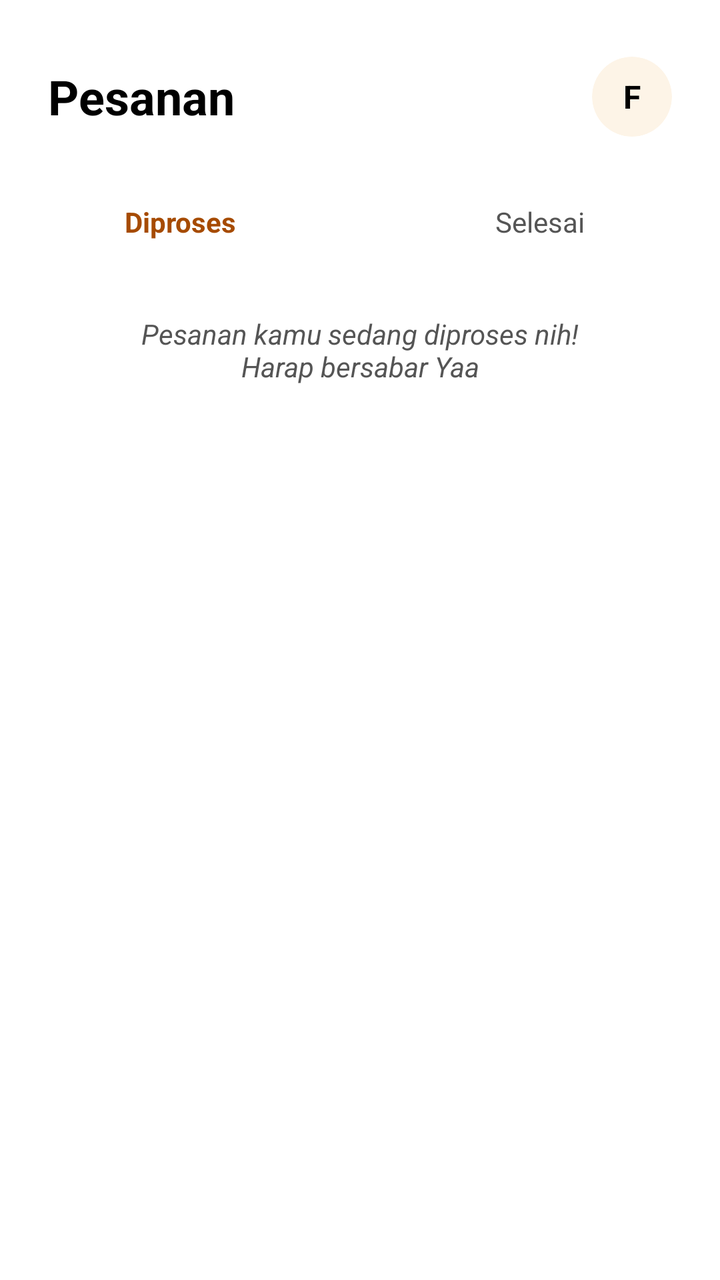
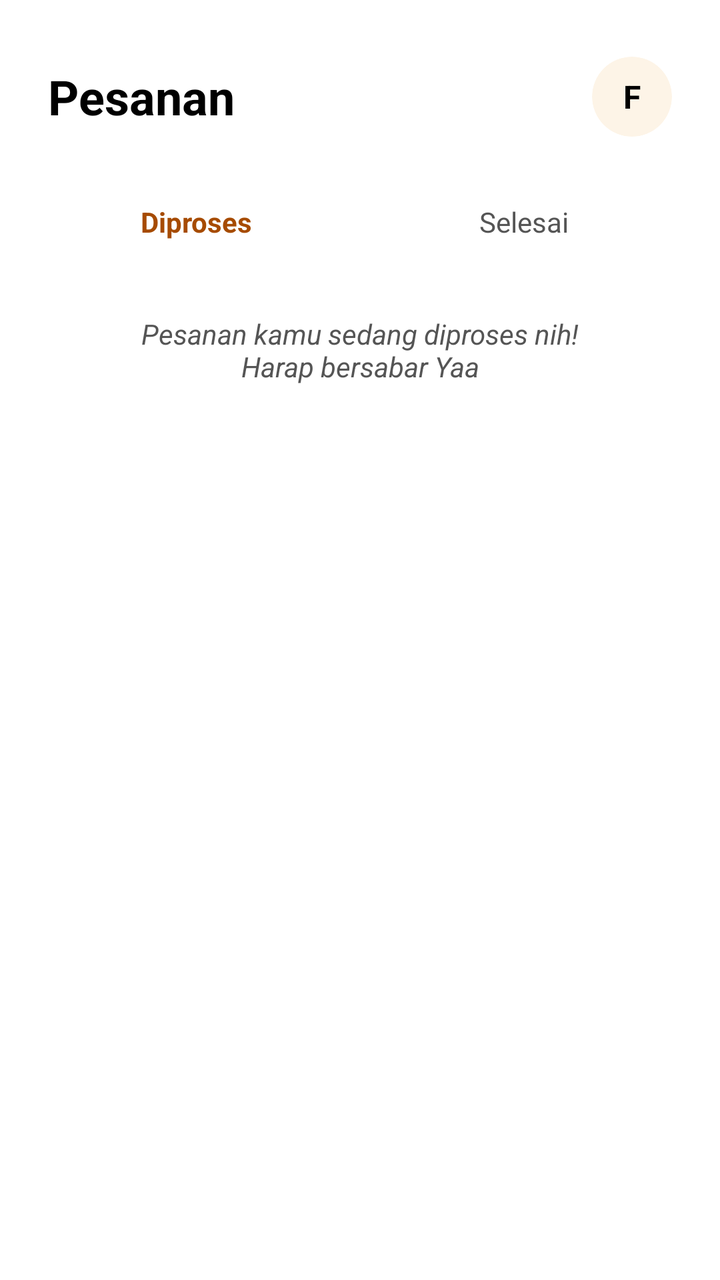

Before-and-after screenshots of an Android layout around one commit, followed by the original layout XML and the change that was made.
<!-- AndroidManifest.xml: application theme Theme.Warmindone -->
<!-- res/layout/activity_riwayatpesanan.xml -->
<?xml version="1.0" encoding="utf-8"?>
<androidx.constraintlayout.widget.ConstraintLayout xmlns:android="http://schemas.android.com/apk/res/android"
    xmlns:app="http://schemas.android.com/apk/res-auto"
    xmlns:tools="http://schemas.android.com/tools"
    android:layout_width="match_parent"
    android:layout_height="match_parent"
    android:background="#FFFFFF"
    tools:ignore="HardcodedText,ContentDescription">

    <TextView
        android:id="@+id/tvTitlePesanan"
        android:layout_width="wrap_content"
        android:layout_height="wrap_content"
        android:layout_marginStart="24dp"
        android:layout_marginTop="32dp"
        android:text="Pesanan"
        android:textColor="#000000"
        android:textSize="24sp"
        android:textStyle="bold"
        app:layout_constraintStart_toStartOf="parent"
        app:layout_constraintTop_toTopOf="parent" />

    <androidx.cardview.widget.CardView
        android:layout_width="40dp"
        android:layout_height="40dp"
        android:layout_marginEnd="24dp"
        app:cardCornerRadius="20dp"
        app:cardElevation="0dp"
        app:cardBackgroundColor="#FDF4E7"
        app:layout_constraintBottom_toBottomOf="@id/tvTitlePesanan"
        app:layout_constraintEnd_toEndOf="parent"
        app:layout_constraintTop_toTopOf="@id/tvTitlePesanan">
        <TextView
            android:layout_width="match_parent"
            android:layout_height="match_parent"
            android:gravity="center"
            android:text="F"
            android:textColor="#000000"
            android:textSize="16sp"
            android:textStyle="bold" />
    </androidx.cardview.widget.CardView>

    <androidx.cardview.widget.CardView
        android:id="@+id/layoutTogglePesanan"
        android:layout_width="match_parent"
        android:layout_height="45dp"
        android:layout_horizontalMargin="48dp"
        android:layout_marginTop="24dp"
        app:cardCornerRadius="12dp"
        app:cardElevation="0dp"
        app:cardBackgroundColor="#FFFFFF"
        android:background="@android:drawable/toast_frame"
        app:layout_constraintTop_toBottomOf="@id/tvTitlePesanan">

        <LinearLayout
            android:layout_width="match_parent"
            android:layout_height="match_parent"
            android:orientation="horizontal"
            android:weightSum="2">

            <TextView
                android:id="@+id/tabDiproses"
                android:layout_width="0dp"
                android:layout_height="match_parent"
                android:layout_weight="1"
                android:gravity="center"
                android:text="Diproses"
                android:textColor="#A64B00"
                android:textStyle="bold"
                android:textSize="14sp"
                android:background="?attr/selectableItemBackground" />

            <TextView
                android:id="@+id/tabSelesai"
                android:layout_width="0dp"
                android:layout_height="match_parent"
                android:layout_weight="1"
                android:gravity="center"
                android:text="Selesai"
                android:textColor="#555555"
                android:textSize="14sp"
                android:background="?attr/selectableItemBackground" />
        </LinearLayout>
    </androidx.cardview.widget.CardView>

    <TextView
        android:id="@+id/tvStatusDescription"
        android:layout_width="match_parent"
        android:layout_height="wrap_content"
        android:layout_marginTop="24dp"
        android:layout_horizontalMargin="32dp"
        android:text="Pesanan kamu sedang diproses nih!\nHarap bersabar Yaa"
        android:textAlignment="center"
        android:textColor="#555555"
        android:textSize="14sp"
        android:textStyle="italic"
        app:layout_constraintTop_toBottomOf="@id/layoutTogglePesanan" />

    <androidx.recyclerview.widget.RecyclerView
        android:id="@+id/rvPesanan"
        android:layout_width="match_parent"
        android:layout_height="0dp"
        android:layout_marginTop="16dp"
        android:paddingHorizontal="24dp"
        android:clipToPadding="false"
        app:layout_constraintBottom_toBottomOf="parent"
        app:layout_constraintTop_toBottomOf="@id/tvStatusDescription"
        tools:listitem="@layout/item_pesanan_diproses" />

    <LinearLayout
        android:id="@+id/layoutEmptyPesanan"
        android:layout_width="wrap_content"
        android:layout_height="wrap_content"
        android:gravity="center"
        android:orientation="vertical"
        android:visibility="gone"
        app:layout_constraintBottom_toBottomOf="parent"
        app:layout_constraintEnd_toEndOf="parent"
        app:layout_constraintStart_toStartOf="parent"
        app:layout_constraintTop_toBottomOf="@id/layoutTogglePesanan">

        <TextView
            android:layout_width="wrap_content"
            android:layout_height="wrap_content"
            android:text="Sepertinya kamu belum punya pesanan"
            android:textColor="#000000"
            android:textSize="15sp"
            android:textStyle="italic" />

        <androidx.appcompat.widget.AppCompatButton
            android:id="@+id/btnEmptyPesan"
            android:layout_width="120dp"
            android:layout_height="40dp"
            android:layout_marginTop="16dp"
            android:background="@android:drawable/toast_frame"
            android:backgroundTint="#FFFFFF"
            android:text="Pesan"
            android:textAllCaps="false"
            android:textColor="#A64B00"
            android:textStyle="bold" />
    </LinearLayout>

</androidx.constraintlayout.widget.ConstraintLayout>
<!-- resources referenced by this layout -->
<resources>
  <style name="Theme.Warmindone" parent="Base.Theme.Warmindone" />
  <style name="Base.Theme.Warmindone" parent="Theme.Material3.DayNight.NoActionBar">
          
          
      </style>
</resources>

<!-- the commit's change to res/layout/activity_riwayatpesanan.xml (unified diff, before → after) -->
@@ -44,7 +44,8 @@
         android:id="@+id/layoutTogglePesanan"
         android:layout_width="match_parent"
         android:layout_height="45dp"
-        android:layout_horizontalMargin="48dp"
+        android:layout_marginStart="16dp"
+        android:layout_marginEnd="16dp"
         android:layout_marginTop="24dp"
         app:cardCornerRadius="12dp"
         app:cardElevation="0dp"
@@ -88,7 +89,8 @@
         android:layout_width="match_parent"
         android:layout_height="wrap_content"
         android:layout_marginTop="24dp"
-        android:layout_horizontalMargin="32dp"
+        android:layout_marginStart="16dp"
+        android:layout_marginEnd="16dp"
         android:text="Pesanan kamu sedang diproses nih!\nHarap bersabar Yaa"
         android:textAlignment="center"
         android:textColor="#555555"
